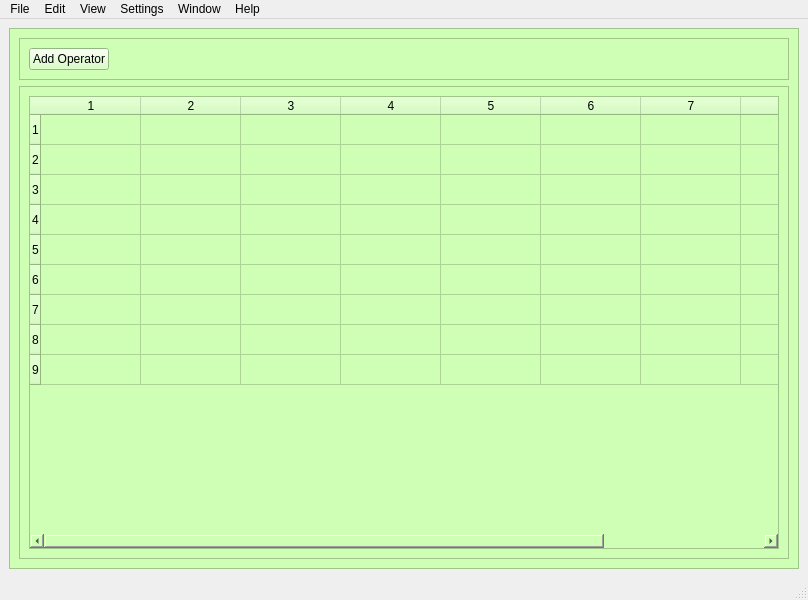
Before: the Qt Designer form project/uis/operators_table_only.ui in kenedyivan/bortec_system_admin_desk, drawn with Qt 5.
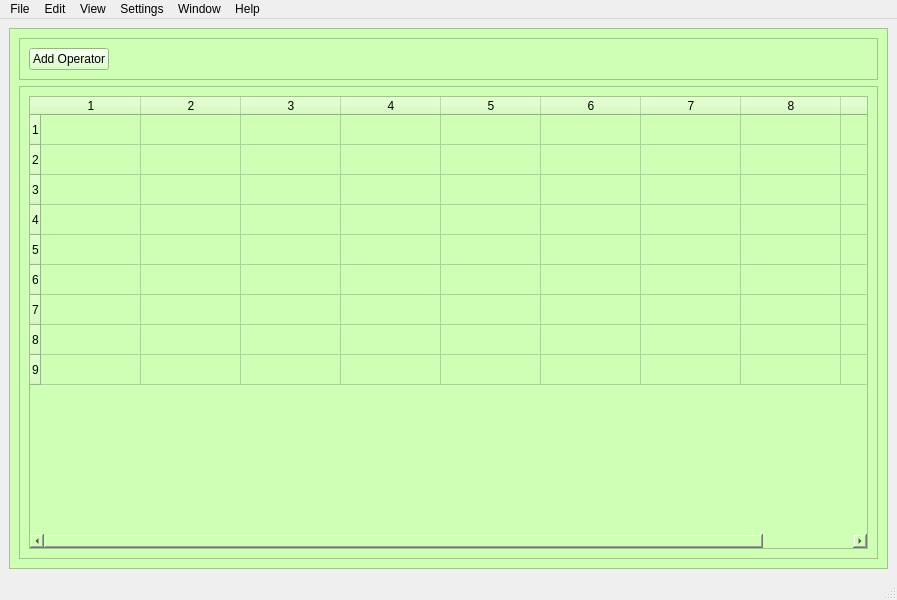
After: the same form once the commit is applied.

```diff
--- a/project/uis/operators_table_only.ui
+++ b/project/uis/operators_table_only.ui
@@ -6,7 +6,7 @@
    <rect>
     <x>0</x>
     <y>0</y>
-    <width>808</width>
+    <width>897</width>
     <height>600</height>
    </rect>
   </property>
@@ -128,7 +128,7 @@
     <rect>
      <x>0</x>
      <y>0</y>
-     <width>808</width>
+     <width>897</width>
      <height>20</height>
     </rect>
    </property>
```
